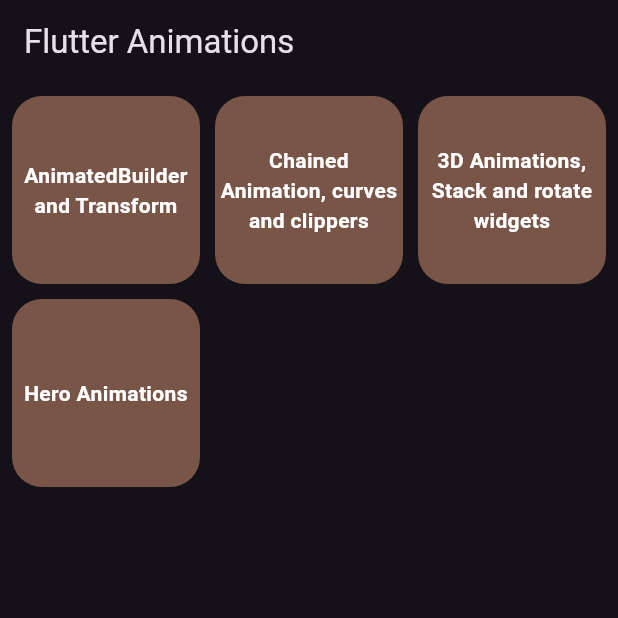
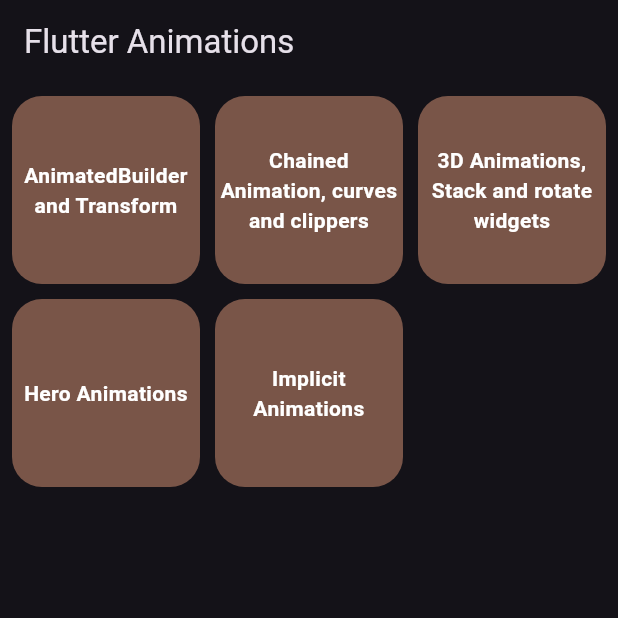
Before and after one commit to AyanDas-99/Flutter-animations, a Flutter app: the screen it shows after launch, on a phone screen of 412 x 824 dp, the top half of it. Run offline on Flutter 3.47's test engine with Material 2 defaults, Android fonts, the phone set to English and light mode, and no system bars.

```diff
--- a/lib/main.dart
+++ b/lib/main.dart
@@ -4,6 +4,7 @@ import 'dart:math';
 import 'package:animations/Screens/lecture2.dart';
 import 'package:animations/Screens/lecture3.dart';
 import 'package:animations/Screens/lecture4.dart';
+import 'package:animations/Screens/lecture5.dart';
 import 'package:flutter/material.dart';
 
 import 'Screens/lecture1.dart';
@@ -37,6 +38,7 @@ class MyApp extends StatelessWidget {
         'lec3/': (context) =>
             const Lecture3(title: "3D Animation, Stack and rotate widgets"),
         'lec4/': (context) => const Lecture4(title: "Hero Animation"),
+        'lec5/': (context) => const Lecture5(title: "Implicit Animations"),
       },
     );
   }
@@ -71,6 +73,7 @@ class _MyHomePageState extends State<MyHomePage> {
                 link: 'lec3/',
                 title: "3D Animations, Stack and rotate widgets"),
             Link(link: 'lec4/', title: 'Hero Animations'),
+            Link(link: 'lec5/', title: 'Implicit Animations')
           ],
         ),
       ),
```
Also changed, not shown: lib/Screens/lecture5.dart (+21 -2 lines), 1 other file.
